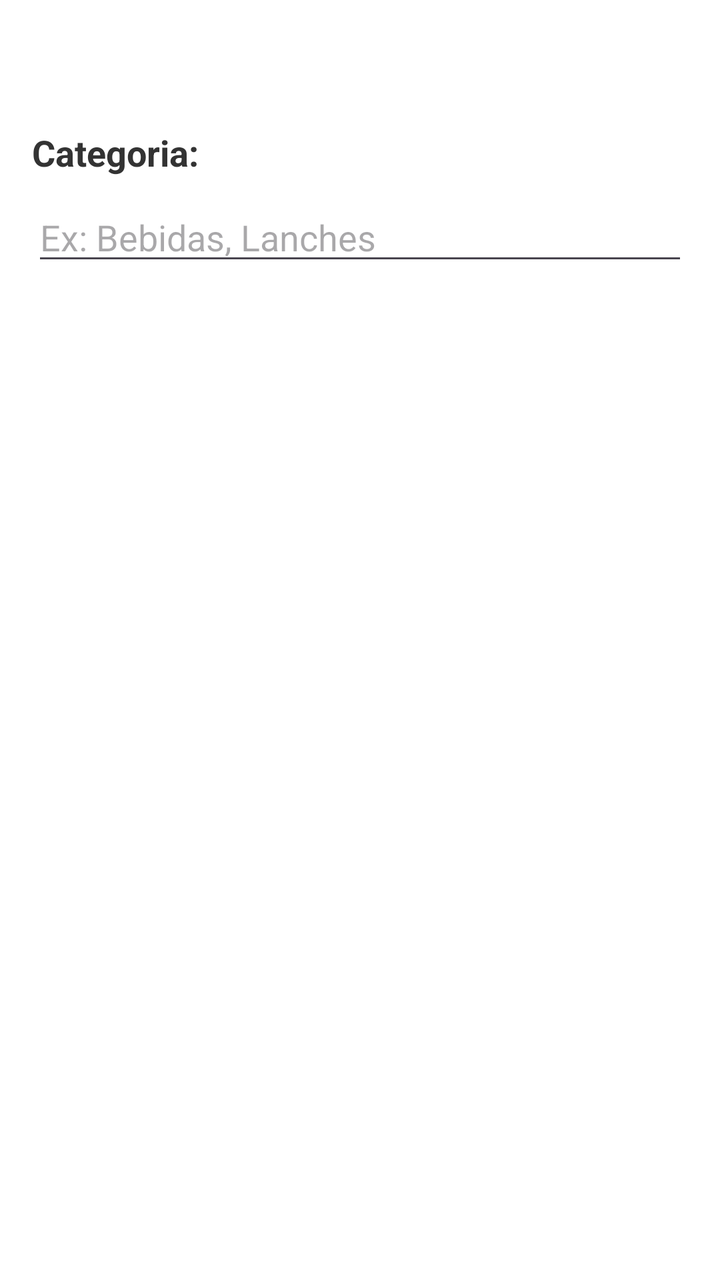
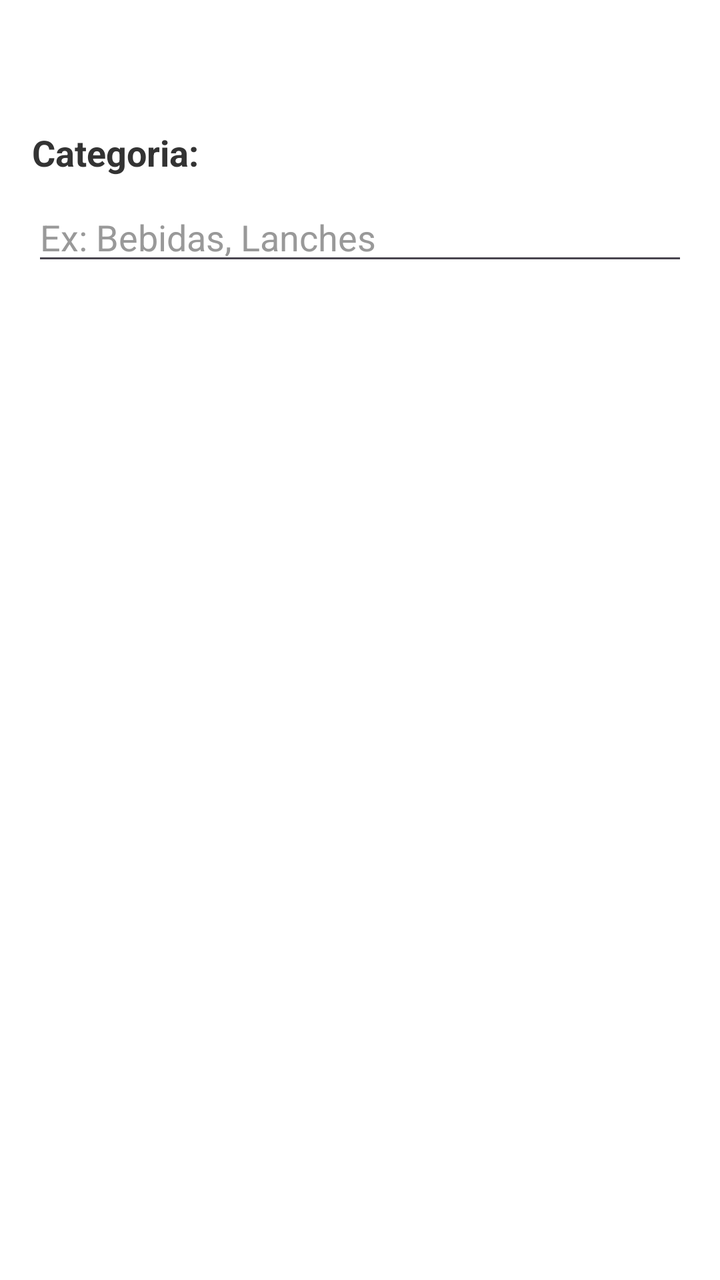

An Android layout rendered at two revisions. The XML below is the earlier revision; the diff shows what the commit changed to produce the second picture.
<!-- AndroidManifest.xml: application theme Theme.GestaoLanchonete -->
<!-- res/layout/activity_nova_categoria.xml -->
<?xml version="1.0" encoding="utf-8"?>
<LinearLayout xmlns:android="http://schemas.android.com/apk/res/android"
    android:layout_width="match_parent"
    android:layout_height="match_parent"
    android:orientation="vertical"
    android:background="#FFFFFF"
    android:paddingStart="16dp"
    android:paddingEnd="16dp"
    android:paddingBottom="16dp"
    android:paddingTop="?attr/actionBarSize">

    <TextView
        android:layout_width="wrap_content"
        android:layout_height="wrap_content"
        android:text="Categoria:"
        android:textColor="#333333"
        android:textStyle="bold"
        android:textSize="18sp" />

    <EditText
        android:id="@+id/editNomeCategoria"
        android:layout_width="match_parent"
        android:layout_height="wrap_content"
        android:hint="Ex: Bebidas, Lanches"
        android:inputType="textCapWords"
        android:layout_marginTop="8dp" />
</LinearLayout>
<!-- resources referenced by this layout -->
<resources>
  <style name="Theme.GestaoLanchonete" parent="Base.Theme.GestaoLanchonete" />
  <style name="Base.Theme.GestaoLanchonete" parent="Theme.Material3.DayNight">
          
          
      </style>
</resources>

<!-- the commit's change to res/layout/activity_nova_categoria.xml (unified diff, before → after) -->
@@ -23,5 +23,7 @@
         android:layout_height="wrap_content"
         android:hint="Ex: Bebidas, Lanches"
         android:inputType="textCapWords"
-        android:layout_marginTop="8dp" />
+        android:layout_marginTop="8dp"
+        android:textColor="#333333"
+        android:textColorHint="#999999"/>
 </LinearLayout>
